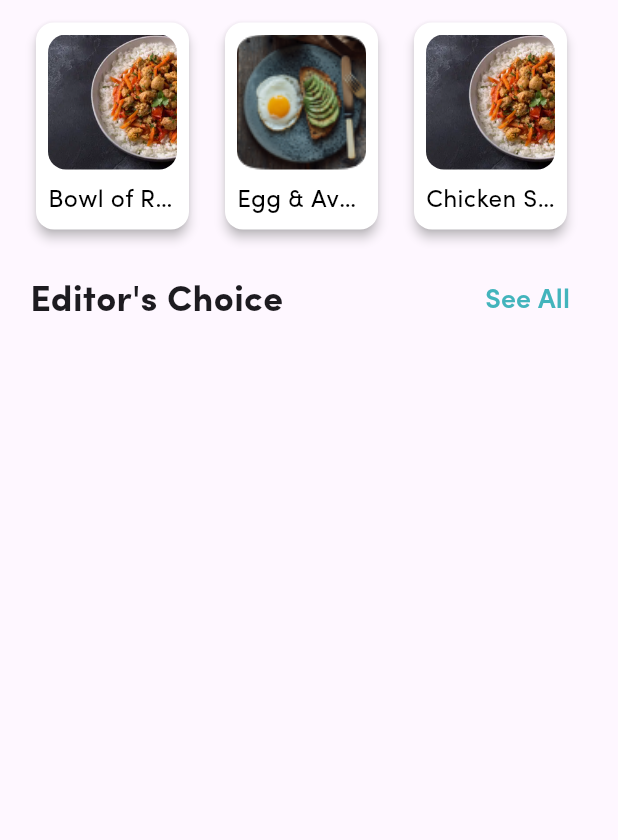
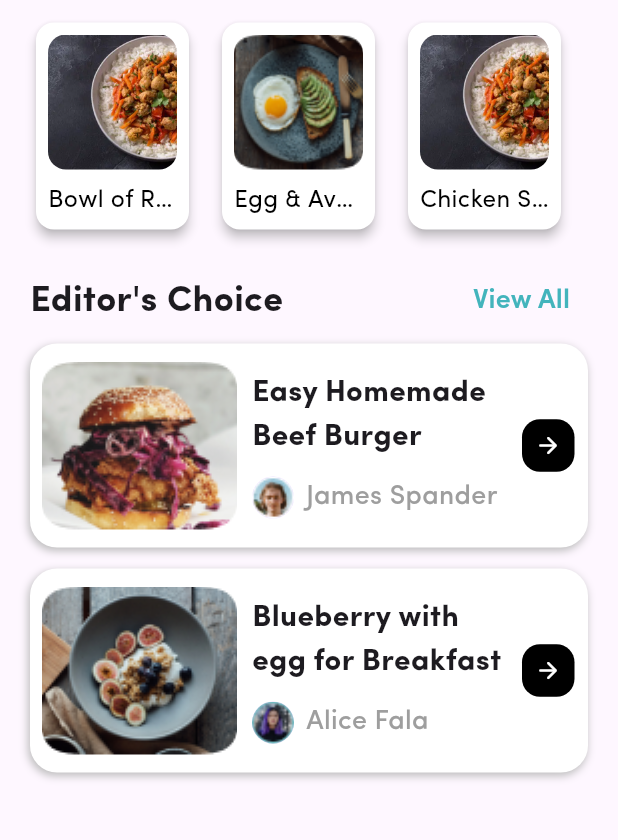
Before and after one commit to Odejide-Oluwafemi/Recipe-App, a Flutter app: the SearchPage screen opened directly with empty values, on a phone screen of 412 x 824 dp, the part 390-1230 px from its top. Run offline on Flutter 3.47's test engine with Material 3 defaults, Android fonts, the phone set to English and light mode, and no system bars; our stand-ins replace animated_bottom_navigation_bar, flutter_svg.

Commit message:
SearchPage: done

```diff
--- a/lib/screens/search_page.dart
+++ b/lib/screens/search_page.dart
@@ -1,5 +1,6 @@
 import 'package:flutter/material.dart';
 import 'package:recipe_app/constants/app_colors.dart';
+import 'package:recipe_app/widgets/recipe_list_tile.dart';
 
 import '../widgets/category_button.dart';
 import '../widgets/detail_card_small.dart';
@@ -121,22 +122,22 @@ class _SearchPageState extends State<SearchPage> {
                 ...List.generate(3, (index) {
                   List<Map<String, String>> cardDetails = [
                     {
-                      "Bowl of Rice Recipe":
-                          "assets/DetailCardImages/search_recipes_2.png",
+                      "title": "Bowl of Rice Recipe",
+                      "image": "assets/DetailCardImages/search_recipes_2.png",
                     },
                     {
-                      "Egg & Avocado Pancake Recipe":
-                          "assets/DetailCardImages/search_recipes_1.png",
+                      "title": "Egg & Avocado Pancake Recipe",
+                      "image": "assets/DetailCardImages/search_recipes_1.png",
                     },
                     {
-                      "Chicken Sauce Recipe":
-                          "assets/DetailCardImages/search_recipes_2.png",
+                      "title": "Chicken Sauce Recipe",
+                      "image": "assets/DetailCardImages/search_recipes_2.png",
                     },
                   ];
 
                   return DetailCardSmall(
-                    title: cardDetails[index].keys.first,
-                    imagePath: cardDetails[index].values.first,
+                    title: cardDetails[index]["title"]!,
+                    imagePath: cardDetails[index]["image"]!,
                   );
                 }),
               ],
@@ -147,7 +148,7 @@ class _SearchPageState extends State<SearchPage> {
               titleAction: TextButton(
                 onPressed: () => {},
                 child: Text(
-                  "See All",
+                  "View All",
                   style: TextStyle(
                     fontWeight: FontWeight.w600,
                     color: AppColors.brandPrimary,
@@ -157,7 +158,28 @@ class _SearchPageState extends State<SearchPage> {
               ),
               vertical: true,
               children: [
+                ...List.generate(2, (index) {
+                  List<Map<String, String>> tileDetails = [
+                    {
+                      "image": "assets/DetailCardImages/search_editors_choice_1.png",
+                      "title": "Easy Homemade Beef Burger",
+                      "avatar": "assets/card/profile.png",
+                      "chef": "James Spander",
+                    },{
+                      "image": "assets/DetailCardImages/search_editors_choice_2.png",
+                      "title": "Blueberry with egg for Breakfast",
+                      "avatar": "assets/card/profile_girl.png",
+                      "chef": "Alice Fala",
+                    },
+                  ];
 
+                  return RecipeListTile(
+                    image: tileDetails[index]["image"]!,
+                    title: tileDetails[index]["title"]!,
+                    avatar: tileDetails[index]["avatar"]!,
+                    chefName: tileDetails[index]["chef"]!,
+                  );
+                })
               ],
             ),
           ],
--- a/lib/widgets/recipe_list_tile.dart
+++ b/lib/widgets/recipe_list_tile.dart
@@ -0,0 +1,111 @@
+import 'package:flutter/material.dart';
+
+class RecipeListTile extends StatelessWidget {
+  const RecipeListTile({
+    super.key,
+    required this.image,
+    required this.title,
+    required this.avatar,
+    required this.chefName,
+  });
+
+  final String image;
+  final String title;
+  final String avatar;
+  final String chefName;
+
+  @override
+  Widget build(BuildContext context) {
+    return Container(
+      width: double.infinity,
+      decoration: BoxDecoration(
+        borderRadius: BorderRadius.circular(18),
+        color: Colors.white,
+        boxShadow: [
+          BoxShadow(
+            color: Colors.grey.shade400,
+            blurRadius: 4,
+            offset: Offset.fromDirection(90, 2),
+          ),
+        ],
+      ),
+      padding: const EdgeInsetsGeometry.all(8),
+      child: Row(
+        mainAxisAlignment: MainAxisAlignment.spaceBetween,
+        spacing: 10,
+        children: [
+          Container(
+            width: 130,
+            height: 112,
+            decoration: BoxDecoration(
+              borderRadius: BorderRadius.circular(15),
+              image: DecorationImage(
+                image: AssetImage(image),
+                fit: BoxFit.cover,
+              ),
+            ),
+          ),
+
+          SizedBox(
+            width: 170,
+            height: 120,
+            child: Column(
+              mainAxisAlignment: MainAxisAlignment.spaceEvenly,
+              crossAxisAlignment: CrossAxisAlignment.start,
+              children: [
+                Text(
+                  title,
+                  maxLines: 2,
+                  overflow: TextOverflow.ellipsis,
+                  style: TextStyle(fontSize: 20, fontWeight: FontWeight.bold),
+                ),
+
+                Row(
+                  spacing: 8,
+                  children: [
+                    CircleAvatar(
+                      radius: 14,
+                      backgroundImage: AssetImage(avatar),
+                    ),
+                    Text(
+                      chefName,
+                      style: TextStyle(
+                        color: Colors.grey.shade500,
+                        fontSize: 18,
+                        fontWeight: FontWeight.w500,
+                      ),
+                    ),
+                  ],
+                ),
+              ],
+            ),
+          ),
+
+          SizedBox(
+            width: 35,
+            height: 35,
+            child: IconButton(
+              onPressed: () {},
+              style: ButtonStyle(
+                backgroundColor: WidgetStateProperty.all(Colors.black),
+                foregroundColor: WidgetStateProperty.all(Colors.white),
+                iconSize: WidgetStateProperty.all(18),
+                elevation: WidgetStateProperty.all(8),
+                shape: WidgetStateProperty.all(
+                  RoundedRectangleBorder(
+                    borderRadius: BorderRadius.circular(12),
+                  ),
+                ),
+              ),
+              icon: Icon(
+                Icons.arrow_forward_rounded, weight: 5,
+              ),
+            ),
+          ),
+
+          Expanded(child: Container())
+        ],
+      ),
+    );
+  }
+}
--- a/lib/widgets/section.dart
+++ b/lib/widgets/section.dart
@@ -7,18 +7,17 @@ class Section extends StatelessWidget {
     required this.children,
     this.titleAction,
     this.spacing,
-    this.vertical = false,
-    this.mainAxisAlignment,
-    this.crossAxisAlignment,
+    this.vertical = false, this.padding, this.mainAxisAlignment, this.crossAxisAlignment,
   });
 
-  static const double defaultSpacing = 16;
+  static const double defaultSpacing = 14;
 
   final String titleText;
   final List<Widget> children;
   final Widget? titleAction;
   final bool vertical;
   final double? spacing;
+  final EdgeInsetsGeometry? padding;
   final MainAxisAlignment? mainAxisAlignment;
   final CrossAxisAlignment? crossAxisAlignment;
 
@@ -38,24 +37,24 @@ class Section extends StatelessWidget {
             ?titleAction,
           ],
         ),
-        SingleChildScrollView(
+        Container(
+          width: double.infinity,
+          padding: padding,
+          child: SingleChildScrollView(
             scrollDirection: vertical ? Axis.vertical : Axis.horizontal,
             child: vertical
                 ? Column(
-                  mainAxisAlignment:
-                      mainAxisAlignment ?? MainAxisAlignment.start,
-                  crossAxisAlignment:
-                      crossAxisAlignment ?? CrossAxisAlignment.start,
+              mainAxisAlignment: mainAxisAlignment ?? MainAxisAlignment.start,
+              crossAxisAlignment: crossAxisAlignment ?? CrossAxisAlignment.start,
                     spacing: spacing ?? defaultSpacing,
                     children: children,
                   )
                 : Row(
-                  mainAxisAlignment:
-                      mainAxisAlignment ?? MainAxisAlignment.start,
-                  crossAxisAlignment:
-                      crossAxisAlignment ?? CrossAxisAlignment.start,
+              mainAxisAlignment: mainAxisAlignment ?? MainAxisAlignment.start,
+              crossAxisAlignment: crossAxisAlignment ?? CrossAxisAlignment.start,
                     spacing: spacing ?? defaultSpacing,
                     children: children,
+                  ),
           ),
         ),
       ],
```
Also changed, not shown: assets/card/profile_girl.png (added), 1 other file. Lines whose indentation alone changed are shown as unchanged.
